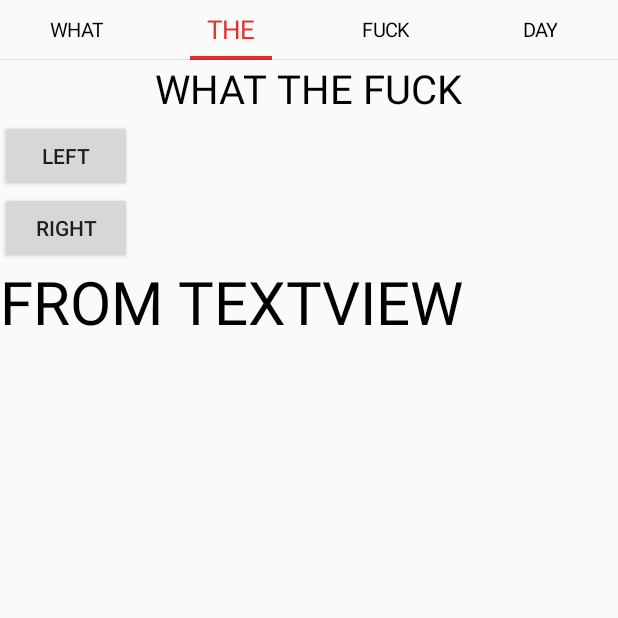
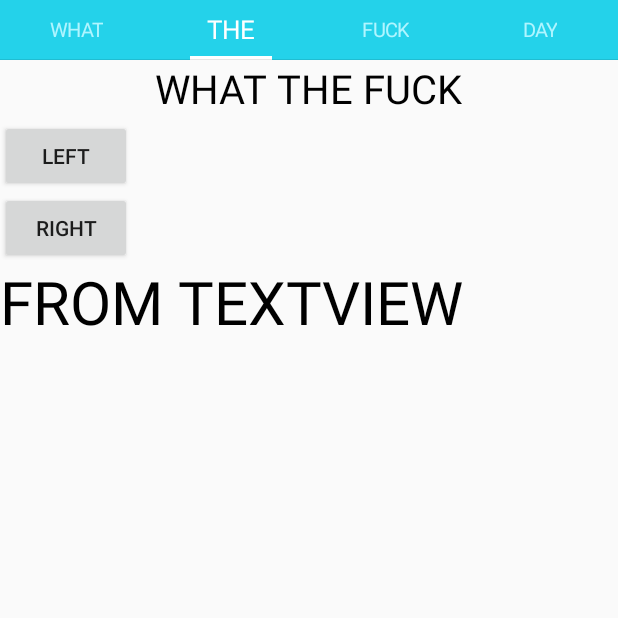
Before and after one commit to brucetoo/GradientTabStrip, an Android app: the screen it shows after launch (PagerActivity), after a tap on "THE", on a phone screen of 412 x 824 dp, the top half of it. Run offline under Robolectric (Android 15) with nearby library versions, the phone set to English and light mode, and no system bars.

Commit message:
代码可读性，滚动alpha 文字

```diff
--- a/app/build.gradle
+++ b/app/build.gradle
@@ -1,8 +1,8 @@
 apply plugin: 'com.android.application'
 
 android {
-    compileSdkVersion 22
-    buildToolsVersion "22.0.1"
+    compileSdkVersion 23
+    buildToolsVersion "23.0.1"
 
     defaultConfig {
         applicationId "com.brucetoo.gradienttabstrip"
@@ -21,5 +21,5 @@ android {
 
 dependencies {
     compile fileTree(dir: 'libs', include: ['*.jar'])
-    compile 'com.android.support:appcompat-v7:22.2.1'
+    compile 'com.android.support:appcompat-v7:23.0.1'
 }
--- a/app/src/main/java/com/brucetoo/gradienttabstrip/GradientTextView.java
+++ b/app/src/main/java/com/brucetoo/gradienttabstrip/GradientTextView.java
@@ -22,15 +22,15 @@ public class GradientTextView extends TextView {
     private int mTextStartY;
     private float offset;
     private String mText;
-    private int mDirection = DIRECTION_LEFT_TO_RIGHT;
+    private int direction = DIRECTION_LEFT_TO_RIGHT;
     //Direction
     private static int DIRECTION_LEFT_TO_RIGHT = 0;
     private static int DIRECTION_RIGHT_TO_LEFT = 1;
 
     //left text color
-    private int textLeftColor = 0xffff0000;
+    private int textChooseColor = 0xffff0000;
     //right text color
-    private int textRightColor = 0xff000000;
+    private int textNormalColor = 0xff000000;
     public GradientTextView(Context context) {
         super(context);
     }
@@ -53,18 +53,18 @@ public class GradientTextView extends TextView {
         invalidate();
     }
 
-    public void setTextLeftColor(int textLeftColor) {
-        this.textLeftColor = textLeftColor;
+    public void setTextChooseColor(int textChooseColor) {
+        this.textChooseColor = textChooseColor;
         invalidate();
     }
 
-    public void setTextRightColor(int textRightColor) {
-        this.textRightColor = textRightColor;
+    public void setTextNormalColor(int textNormalColor) {
+        this.textNormalColor = textNormalColor;
         invalidate();
     }
 
-    public void setmDirection(int mDirection) {
-        this.mDirection = mDirection;
+    public void setDirection(int direction) {
+        this.direction = direction;
     }
 
     @Override
@@ -87,13 +87,13 @@ public class GradientTextView extends TextView {
         int middle = (int) (mTextStartX + offset*mTextWidth);
         mText = getText().toString();
 //        getPaint().setTextSize(40);
-        if(mDirection == DIRECTION_LEFT_TO_RIGHT) {
-            drawLeft(middle, textLeftColor, canvas);
-            drawRight(middle, textRightColor,canvas);
-        }else if(mDirection == DIRECTION_RIGHT_TO_LEFT){
+        if(direction == DIRECTION_LEFT_TO_RIGHT) {
+            drawLeft(middle, textChooseColor, canvas);
+            drawRight(middle, textNormalColor,canvas);
+        }else if(direction == DIRECTION_RIGHT_TO_LEFT){
             middle = (int) (mTextStartX + (1-offset)*mTextWidth);
-            drawLeft(middle, textRightColor,canvas);
-            drawRight(middle, textLeftColor,canvas);
+            drawLeft(middle, textNormalColor,canvas);
+            drawRight(middle, textChooseColor,canvas);
         }
     }
 
--- a/app/src/main/java/com/brucetoo/gradienttabstrip/PagerActivity.java
+++ b/app/src/main/java/com/brucetoo/gradienttabstrip/PagerActivity.java
@@ -32,15 +32,15 @@ public class PagerActivity extends FragmentActivity {
         adapter = new SimpleAdapter(getSupportFragmentManager());
 
         //tab text color
-        strip.setTextColor(Color.parseColor("#000000"));
+        strip.setTextColor(Color.parseColor("#b0f5ff"));
         //tab chose text color
-        strip.setTabChoseTextColor(Color.parseColor("#df322e"));
+        strip.setTabChoseTextColor(Color.parseColor("#ffffff"));
         //tab text size
         strip.setTextSize(13);
         //tab chose text size
         strip.setTabChoseTextSize(17);
         //indicator color
-        strip.setIndicatorColor(Color.parseColor("#df322e"));
+        strip.setIndicatorColor(Color.parseColor("#ffffff"));
         //indicator height
         strip.setIndicatorHeight(4);
         //underline height
@@ -49,6 +49,8 @@ public class PagerActivity extends FragmentActivity {
         strip.setShouldExpand(true);
         //divider between tab
         strip.setDividerColor(android.R.color.transparent);
+
+        strip.setBackgroundColor(Color.parseColor("#24d2ea"));
 
         pager.setAdapter(adapter);
         strip.setViewPager(pager);
--- a/app/src/main/java/com/brucetoo/gradienttabstrip/PagerSlidingTabStrip.java
+++ b/app/src/main/java/com/brucetoo/gradienttabstrip/PagerSlidingTabStrip.java
@@ -264,8 +264,8 @@ public class PagerSlidingTabStrip extends HorizontalScrollView {
 
             if(v instanceof GradientTextView){
                 GradientTextView view = (GradientTextView)v;
-                view.setTextLeftColor(tabChoseTextColor);
-                view.setTextRightColor(tabTextColor);
+                view.setTextChooseColor(tabChoseTextColor);
+                view.setTextNormalColor(tabTextColor);
             }
         }
 
@@ -347,12 +347,15 @@ public class PagerSlidingTabStrip extends HorizontalScrollView {
                 GradientTextView left = (GradientTextView) tabsContainer.getChildAt(position);
                 GradientTextView right = (GradientTextView) tabsContainer.getChildAt(position+1);
 
-                left.setmDirection(1);
-                right.setmDirection(0);
+                left.setDirection(1);
+                right.setDirection(0);
                 left.setOffset(1 - positionOffset);
                 left.setTextSize(tabTextSize + (tabChoseTextSize - tabTextSize) * (1 - positionOffset));
+                left.setTextColor(Math.round(tabTextColor + (tabChoseTextColor - tabTextColor) * (1 - positionOffset)));
+
                 right.setOffset(positionOffset);
-                right.setTextSize(tabTextSize+(tabChoseTextSize-tabTextSize)*positionOffset);
+                right.setTextSize(tabTextSize + (tabChoseTextSize - tabTextSize) * positionOffset);
+                right.setTextColor(Math.round(tabTextColor + (tabChoseTextColor - tabTextColor) * positionOffset));
             }
             currentPosition = position;
             currentPositionOffset = positionOffset;
--- a/app/src/main/java/com/brucetoo/gradienttabstrip/SingleFragment.java
+++ b/app/src/main/java/com/brucetoo/gradienttabstrip/SingleFragment.java
@@ -37,7 +37,7 @@ public class SingleFragment extends Fragment {
                 viewColor.setmDirection(0);
                 ObjectAnimator.ofFloat(viewColor, "offset", 0, 1).setDuration(2000)
                         .start();
-                text.setmDirection(0);
+                text.setDirection(0);
                 ObjectAnimator.ofFloat(text, "offset", 0, 1).setDuration(2000)
                         .start();
 
@@ -51,7 +51,7 @@ public class SingleFragment extends Fragment {
                 ObjectAnimator.ofFloat(viewColor, "offset", 0, 1).setDuration(2000)
                         .start();
 
-                text.setmDirection(1);
+                text.setDirection(1);
                 ObjectAnimator.ofFloat(text, "offset", 0, 1).setDuration(2000)
                         .start();
             }
```
Also changed, not shown: 1 other file.
